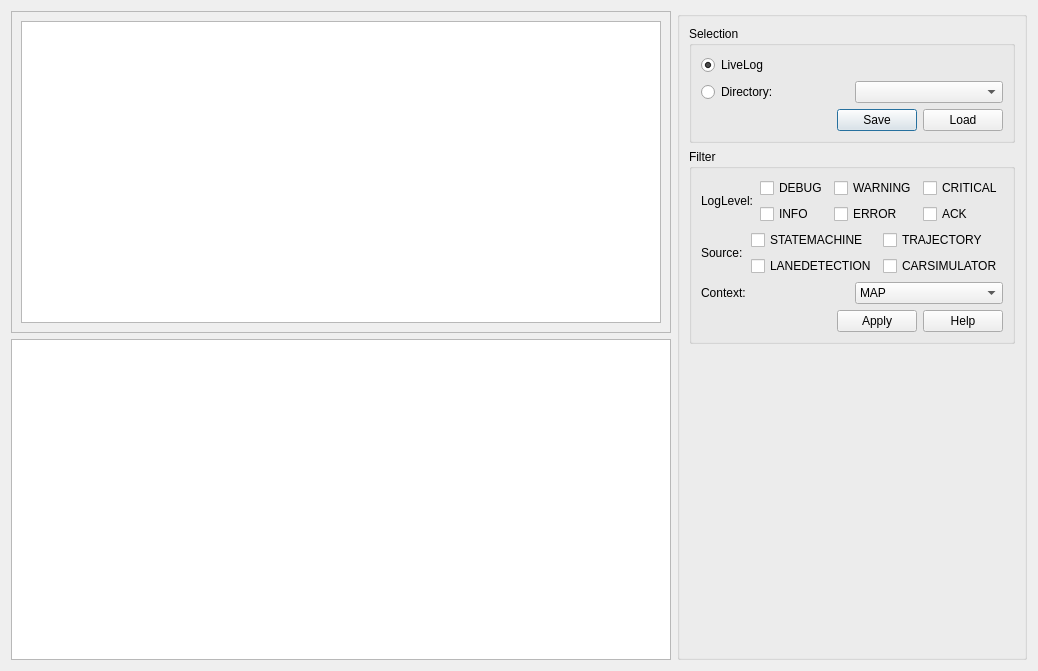
Before: the Qt Designer form src/dialog_log_analyzer.ui in melegiul/adtf-remote, drawn with Qt 5.
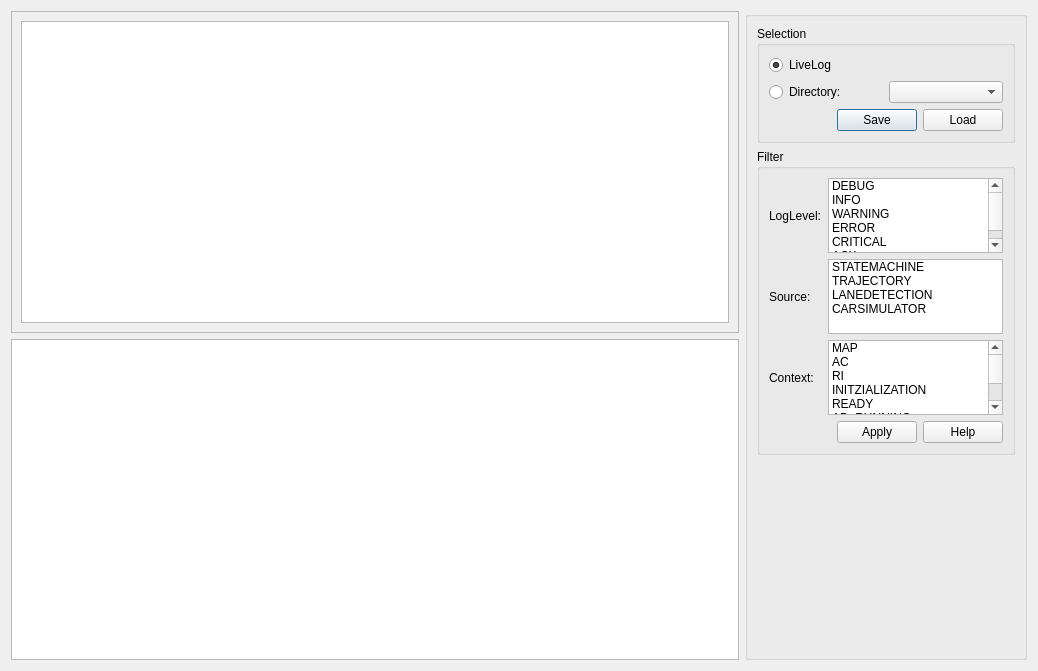
After: the same form once the commit is applied.

Commit message: [R-05][In-Progress] update filter selection layout

```diff
--- a/src/dialog_log_analyzer.ui
+++ b/src/dialog_log_analyzer.ui
@@ -13,8 +13,8 @@
   <property name="windowTitle">
    <string>Dialog</string>
   </property>
-  <layout class="QHBoxLayout" name="horizontalLayout_7">
-   <item>
+  <layout class="QGridLayout" name="gridLayout">
+   <item row="0" column="0">
     <layout class="QVBoxLayout" name="verticalLayout_5">
      <item>
       <widget class="QScrollArea" name="scrollArea">
@@ -26,7 +26,7 @@
          <rect>
           <x>0</x>
           <y>0</y>
-          <width>614</width>
+          <width>714</width>
           <height>321</height>
          </rect>
         </property>
@@ -43,7 +43,7 @@
      </item>
     </layout>
    </item>
-   <item>
+   <item row="0" column="1">
     <widget class="QGroupBox" name="groupBox_3">
      <property name="sizePolicy">
       <sizepolicy hsizetype="Fixed" vsizetype="Preferred">
@@ -139,50 +139,68 @@
             </widget>
            </item>
            <item>
-            <layout class="QGridLayout" name="gridLayout">
-             <item row="0" column="0">
-              <widget class="QCheckBox" name="checkBox">
-               <property name="text">
-                <string>DEBUG</string>
-               </property>
-              </widget>
+            <widget class="QListWidget" name="listWidget">
+             <property name="sizePolicy">
+              <sizepolicy hsizetype="Expanding" vsizetype="Expanding">
+               <horstretch>0</horstretch>
+               <verstretch>0</verstretch>
+              </sizepolicy>
+             </property>
+             <property name="maximumSize">
+              <size>
+               <width>175</width>
+               <height>75</height>
+              </size>
+             </property>
+             <item>
+              <property name="text">
+               <string>DEBUG</string>
+              </property>
+              <property name="checkState">
+               <enum>Unchecked</enum>
+              </property>
              </item>
-             <item row="0" column="1">
-              <widget class="QCheckBox" name="checkBox_3">
-               <property name="text">
-                <string>WARNING</string>
-               </property>
-              </widget>
+             <item>
+              <property name="text">
+               <string>INFO</string>
+              </property>
+              <property name="checkState">
+               <enum>Unchecked</enum>
+              </property>
              </item>
-             <item row="0" column="2">
-              <widget class="QCheckBox" name="checkBox_5">
-               <property name="text">
-                <string>CRITICAL</string>
-               </property>
-              </widget>
+             <item>
+              <property name="text">
+               <string>WARNING</string>
+              </property>
+              <property name="checkState">
+               <enum>Unchecked</enum>
+              </property>
              </item>
-             <item row="1" column="0">
-              <widget class="QCheckBox" name="checkBox_2">
-               <property name="text">
-                <string>INFO</string>
-               </property>
-              </widget>
+             <item>
+              <property name="text">
+               <string>ERROR</string>
+              </property>
+              <property name="checkState">
+               <enum>Unchecked</enum>
+              </property>
              </item>
-             <item row="1" column="1">
-              <widget class="QCheckBox" name="checkBox_4">
-               <property name="text">
-                <string>ERROR</string>
-               </property>
-              </widget>
+             <item>
+              <property name="text">
+               <string>CRITICAL</string>
+              </property>
+              <property name="checkState">
+               <enum>Unchecked</enum>
+              </property>
              </item>
-             <item row="1" column="2">
-              <widget class="QCheckBox" name="checkBox_6">
-               <property name="text">
-                <string>ACK</string>
-               </property>
-              </widget>
+             <item>
+              <property name="text">
+               <string>ACK</string>
+              </property>
+              <property name="checkState">
+               <enum>Unchecked</enum>
+              </property>
              </item>
-            </layout>
+            </widget>
            </item>
           </layout>
          </item>
@@ -196,36 +214,46 @@
             </widget>
            </item>
            <item>
-            <layout class="QGridLayout" name="gridLayout_2">
-             <item row="2" column="1">
-              <widget class="QCheckBox" name="checkBox_10">
-               <property name="text">
-                <string>CARSIMULATOR</string>
-               </property>
-              </widget>
+            <widget class="QListWidget" name="listWidget_2">
+             <property name="maximumSize">
+              <size>
+               <width>175</width>
+               <height>75</height>
+              </size>
+             </property>
+             <item>
+              <property name="text">
+               <string>STATEMACHINE</string>
+              </property>
+              <property name="checkState">
+               <enum>Unchecked</enum>
+              </property>
              </item>
-             <item row="2" column="0">
-              <widget class="QCheckBox" name="checkBox_8">
-               <property name="text">
-                <string>LANEDETECTION</string>
-               </property>
-              </widget>
+             <item>
+              <property name="text">
+               <string>TRAJECTORY</string>
+              </property>
+              <property name="checkState">
+               <enum>Unchecked</enum>
+              </property>
              </item>
-             <item row="1" column="0">
-              <widget class="QCheckBox" name="checkBox_7">
-               <property name="text">
-                <string>STATEMACHINE</string>
-               </property>
-              </widget>
+             <item>
+              <property name="text">
+               <string>LANEDETECTION</string>
+              </property>
+              <property name="checkState">
+               <enum>Unchecked</enum>
+              </property>
              </item>
-             <item row="1" column="1">
-              <widget class="QCheckBox" name="checkBox_9">
-               <property name="text">
-                <string>TRAJECTORY</string>
-               </property>
-              </widget>
+             <item>
+              <property name="text">
+               <string>CARSIMULATOR</string>
+              </property>
+              <property name="checkState">
+               <enum>Unchecked</enum>
+              </property>
              </item>
-            </layout>
+            </widget>
            </item>
           </layout>
          </item>
@@ -239,46 +267,76 @@
             </widget>
            </item>
            <item>
-            <widget class="QComboBox" name="comboBox_2">
+            <widget class="QListWidget" name="listWidget_3">
+             <property name="maximumSize">
+              <size>
+               <width>175</width>
+               <height>75</height>
+              </size>
+             </property>
              <item>
               <property name="text">
                <string>MAP</string>
               </property>
+              <property name="checkState">
+               <enum>Unchecked</enum>
+              </property>
              </item>
              <item>
               <property name="text">
                <string>AC</string>
               </property>
+              <property name="checkState">
+               <enum>Unchecked</enum>
+              </property>
              </item>
              <item>
               <property name="text">
                <string>RI</string>
               </property>
+              <property name="checkState">
+               <enum>Unchecked</enum>
+              </property>
              </item>
              <item>
               <property name="text">
-               <string>INITIALIZATION</string>
+               <string>INITZIALIZATION</string>
+              </property>
+              <property name="checkState">
+               <enum>Unchecked</enum>
               </property>
              </item>
              <item>
               <property name="text">
                <string>READY</string>
               </property>
+              <property name="checkState">
+               <enum>Unchecked</enum>
+              </property>
              </item>
              <item>
               <property name="text">
                <string>AD_RUNNING</string>
               </property>
+              <property name="checkState">
+               <enum>Unchecked</enum>
+              </property>
              </item>
              <item>
               <property name="text">
                <string>RC_RUNNING</string>
               </property>
+              <property name="checkState">
+               <enum>Unchecked</enum>
+              </property>
              </item>
              <item>
               <property name="text">
                <string>EMERGENCY</string>
               </property>
+              <property name="checkState">
+               <enum>Unchecked</enum>
+              </property>
              </item>
             </widget>
            </item>
```
